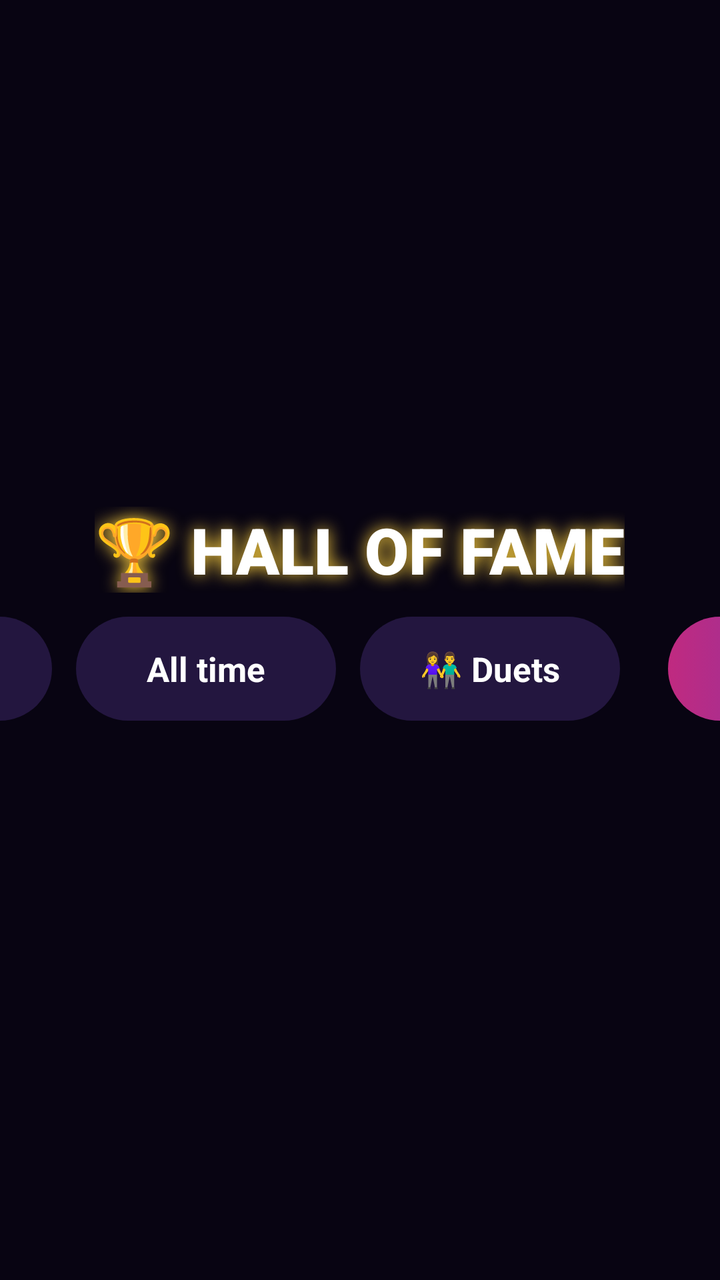
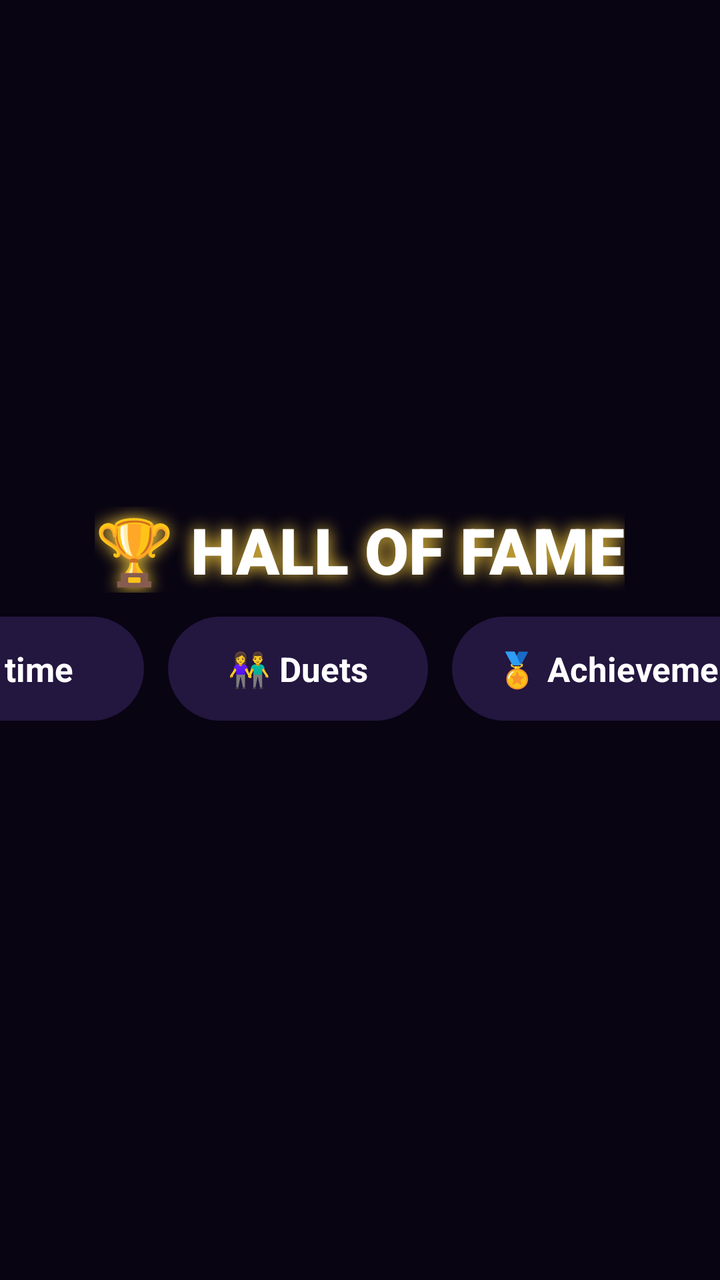

Compare the two renders of this Android layout. The source of the first and the diff that turns it into the second are given below.
<!-- AndroidManifest.xml: application theme Theme.KaraokeTV -->
<!-- res/layout/leaderboard.xml -->
<?xml version="1.0" encoding="utf-8"?>
<FrameLayout xmlns:android="http://schemas.android.com/apk/res/android"
    android:layout_width="match_parent"
    android:layout_height="match_parent"
    android:background="@color/scrim"
    android:clickable="true">

    <LinearLayout
        android:layout_width="680dp"
        android:layout_height="wrap_content"
        android:layout_gravity="center"
        android:gravity="center_horizontal"
        android:orientation="vertical">

        <TextView
            android:layout_width="wrap_content"
            android:layout_height="wrap_content"
            android:fontFamily="sans-serif-black"
            android:shadowColor="@color/gold"
            android:shadowRadius="20"
            android:text="🏆 HALL OF FAME"
            android:textColor="#FFFFFF"
            android:textSize="32sp" />

        <LinearLayout
            android:layout_width="wrap_content"
            android:layout_height="wrap_content"
            android:layout_marginTop="12dp"
            android:orientation="horizontal">

            <TextView
                android:id="@+id/tabTonight"
                style="@style/TvButton"
                android:text="Tonight" />

            <TextView
                android:id="@+id/tabAll"
                style="@style/TvButton"
                android:layout_marginStart="12dp"
                android:text="All time" />

            <TextView
                android:id="@+id/tabDuets"
                style="@style/TvButton"
                android:layout_marginStart="12dp"
                android:text="👫 Duets" />

            
            <TextView
                android:id="@+id/boardClose"
                style="@style/TvButton.Primary"
                android:layout_marginStart="24dp"
                android:text="← Back" />
        </LinearLayout>

        
        <LinearLayout
            android:id="@+id/podium"
            android:layout_width="match_parent"
            android:layout_height="wrap_content"
            android:layout_marginTop="16dp"
            android:gravity="bottom|center_horizontal"
            android:orientation="horizontal" />

        <LinearLayout
            android:id="@+id/boardRows"
            android:layout_width="match_parent"
            android:layout_height="wrap_content"
            android:layout_marginTop="10dp"
            android:orientation="vertical" />

        <TextView
            android:id="@+id/boardEmpty"
            android:layout_width="wrap_content"
            android:layout_height="wrap_content"
            android:layout_marginTop="40dp"
            android:text="No scores yet. Grab a mic! 🎤"
            android:textColor="@color/text_dim"
            android:textSize="20sp"
            android:visibility="gone" />
    </LinearLayout>
</FrameLayout>
<!-- resources referenced by this layout -->
<resources>
  <color name="gold">#FFD23F</color>
  <color name="scrim">#D9080412</color>
  <color name="text_dim">#B9AEDB</color>
  <style name="TvButton">
          <item name="android:layout_width">wrap_content</item>
          <item name="android:layout_height">52dp</item>
          <item name="android:minWidth">130dp</item>
          <item name="android:gravity">center</item>
          <item name="android:paddingStart">22dp</item>
          <item name="android:paddingEnd">22dp</item>
          <item name="android:background">@drawable/chip_bg</item>
          <item name="android:focusable">true</item>
          <item name="android:clickable">true</item>
          <item name="android:textColor">@color/text_main</item>
          <item name="android:textSize">17sp</item>
          <item name="android:textStyle">bold</item>
          <item name="android:maxLines">1</item>
      </style>
  <style name="TvButton.Primary">
          <item name="android:background">@drawable/btn_primary</item>
      </style>
  <style name="Theme.KaraokeTV" parent="android:Theme.Material.NoActionBar.Fullscreen">
          <item name="android:windowBackground">@color/bg_deep</item>
          <item name="android:colorAccent">@color/neon_pink</item>
          <item name="android:textColorPrimary">@color/text_main</item>
          <item name="android:textColor">@color/text_main</item>
          <item name="android:textColorHint">@color/text_dim</item>
          <item name="android:windowAnimationStyle">@null</item>
      </style>
  <!-- drawable chip_bg (drawable) -->
  <?xml version="1.0" encoding="utf-8"?>
  <selector xmlns:android="http://schemas.android.com/apk/res/android">
      <item android:state_focused="true">
          <shape>
              <solid android:color="@color/neon_pink" />
              <corners android:radius="26dp" />
          </shape>
      </item>
      <item android:state_selected="true">
          <shape>
              <solid android:color="#4A2A7A" />
              <stroke android:width="2dp" android:color="@color/neon_cyan" />
              <corners android:radius="26dp" />
          </shape>
      </item>
      <item>
          <shape>
              <solid android:color="#CC2A1B4A" />
              <corners android:radius="26dp" />
          </shape>
      </item>
  </selector>
  <color name="text_main">#FFFFFF</color>
  <!-- drawable btn_primary (drawable) -->
  <?xml version="1.0" encoding="utf-8"?>
  <selector xmlns:android="http://schemas.android.com/apk/res/android">
      <item android:state_focused="true">
          <shape>
              <gradient android:angle="0" android:startColor="#FF5DB8" android:endColor="#9B5CFF" />
              <stroke android:width="3dp" android:color="#FFFFFF" />
              <corners android:radius="26dp" />
          </shape>
      </item>
      <item>
          <shape>
              <gradient android:angle="0" android:startColor="#C02A80" android:endColor="#6A3AB8" />
              <corners android:radius="26dp" />
          </shape>
      </item>
  </selector>
  <color name="bg_deep">#0B0614</color>
  <color name="neon_pink">#FF3DA5</color>
  <color name="neon_cyan">#2EE6FF</color>
</resources>

<!-- the commit's change to res/layout/leaderboard.xml (unified diff, before → after) -->
@@ -6,7 +6,7 @@
     android:clickable="true">
 
     <LinearLayout
-        android:layout_width="680dp"
+        android:layout_width="780dp"
         android:layout_height="wrap_content"
         android:layout_gravity="center"
         android:gravity="center_horizontal"
@@ -45,6 +45,12 @@
                 android:layout_marginStart="12dp"
                 android:text="👫 Duets" />
 
+            <TextView
+                android:id="@+id/tabAch"
+                style="@style/TvButton"
+                android:layout_marginStart="12dp"
+                android:text="🏅 Achievements" />
+
             
             <TextView
                 android:id="@+id/boardClose"
@@ -74,9 +80,30 @@
             android:layout_width="wrap_content"
             android:layout_height="wrap_content"
             android:layout_marginTop="40dp"
+            android:gravity="center"
             android:text="No scores yet. Grab a mic! 🎤"
             android:textColor="@color/text_dim"
             android:textSize="20sp"
             android:visibility="gone" />
+
+        
+        <ScrollView
+            android:id="@+id/boardAchScroll"
+            android:layout_width="match_parent"
+            android:layout_height="350dp"
+            android:layout_marginTop="14dp"
+            android:fadingEdgeLength="24dp"
+            android:requiresFadingEdge="vertical"
+            android:scrollbars="none"
+            android:visibility="gone">
+
+            <LinearLayout
+                android:id="@+id/boardAchRows"
+                android:layout_width="match_parent"
+                android:layout_height="wrap_content"
+                android:orientation="vertical"
+                android:paddingTop="4dp"
+                android:paddingBottom="4dp" />
+        </ScrollView>
     </LinearLayout>
 </FrameLayout>
